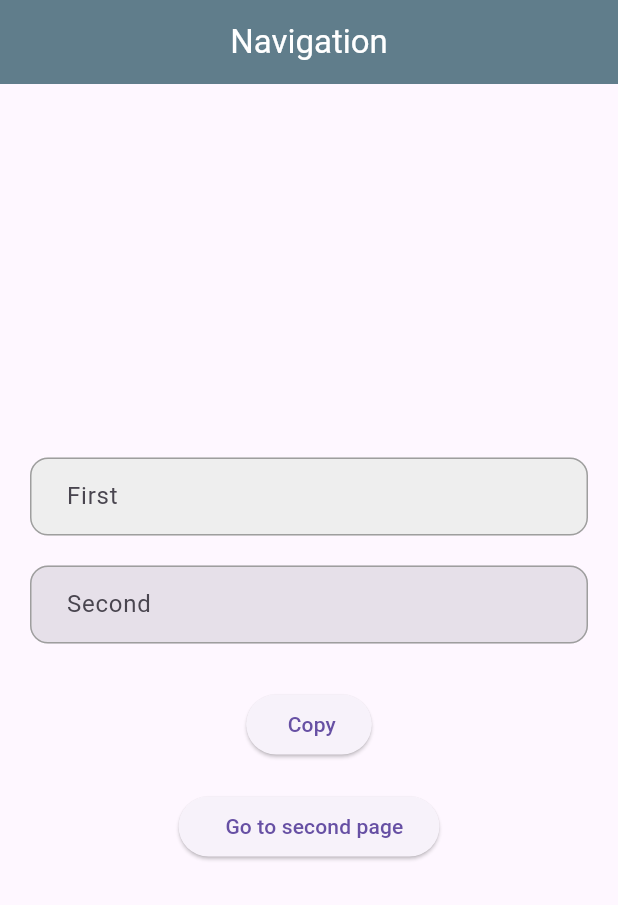
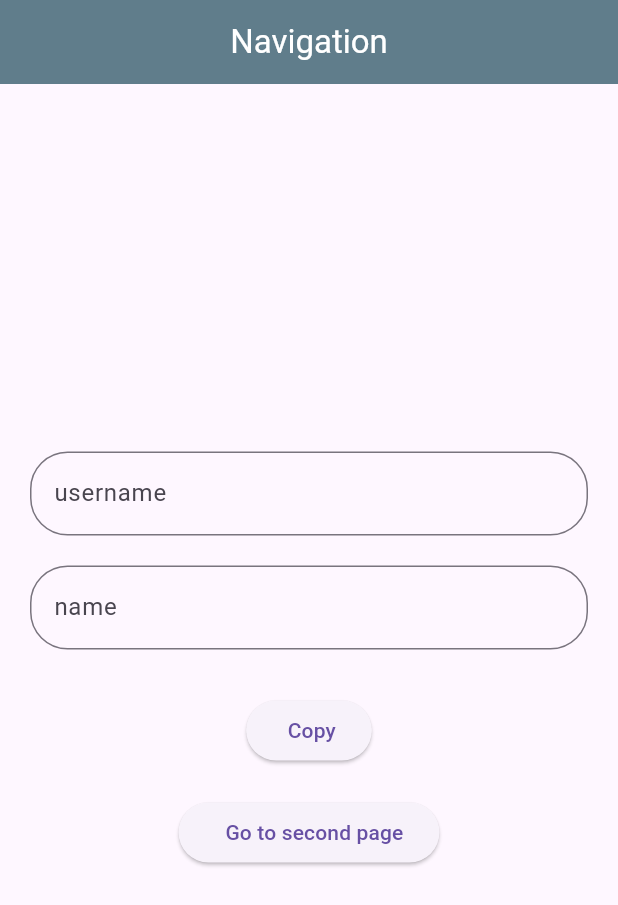
Before and after one commit to ahmedbawzir12-png/flutter_app1, a Flutter app: the screen it shows after launch, on a phone screen of 412 x 824 dp. Shown: the top 905 px of the screen. Run offline on Flutter 3.47's test engine with Material 3 defaults, Android fonts, the phone set to English and light mode, and no system bars.

Commit message:
last update

```diff
--- a/lib/main.dart
+++ b/lib/main.dart
@@ -1,6 +1,5 @@
 import 'package:flutter/material.dart';
 import 'secondpage.dart';
-
 
 void main() {
   runApp(const MyApp());
@@ -18,7 +17,7 @@ class MyApp extends StatelessWidget {
         appBar: AppBar(
           centerTitle: true,
           backgroundColor: Colors.blueGrey,
-          title: Text("Navigation",style: TextStyle(color: Colors.white),),
+          title: Text("Navigation", style: TextStyle(color: Colors.white)),
         ),
         body: Padding(
           padding: const EdgeInsets.all(20),
@@ -31,58 +30,34 @@ class MyApp extends StatelessWidget {
               return Column(
                 mainAxisAlignment: MainAxisAlignment.center,
                 children: [
-          // الحقل الأول
                   TextField(
                     controller: _c1,
                     decoration: InputDecoration(
-    filled: true,
-    fillColor: Colors.grey.shade200,        // خلفية خفيفة
-    labelText: " First",
                       border: OutlineInputBorder(
-      borderRadius: BorderRadius.circular(12), // حواف مستديرة
-      borderSide: const BorderSide(color: Colors.blue, width: 1),
+                        borderRadius: BorderRadius.circular(25),
                       ),
-    enabledBorder: OutlineInputBorder(
-      borderRadius: BorderRadius.circular(12),
-      borderSide: const BorderSide(color: Colors.grey, width: 1),
-    ),
-    focusedBorder: OutlineInputBorder(
-      borderRadius: BorderRadius.circular(12),
-      borderSide: const BorderSide(color: Colors.blue, width: 2),
-    ),
-    contentPadding: const EdgeInsets.symmetric(horizontal: 16, vertical: 14),
+                      labelText: "username",
                     ),
                   ),
 
                   const SizedBox(height: 20),
-
-// الحقل الثاني
                   TextField(
                     controller: _c2,
+                    readOnly: true,
                     decoration: InputDecoration(
-    filled: true,
-    //fillColor: Colors.grey.shade200,
-    labelText: " Second",
                       border: OutlineInputBorder(
-      borderRadius: BorderRadius.circular(12),
-      borderSide: const BorderSide(color: Colors.blue, width: 1),
+                        borderRadius: BorderRadius.circular(25),
                       ),
-    enabledBorder: OutlineInputBorder(
-      borderRadius: BorderRadius.circular(12),
-      borderSide: const BorderSide(color: Colors.grey, width: 1),
-    ),
-    focusedBorder: OutlineInputBorder(
-      borderRadius: BorderRadius.circular(12),
-      borderSide: const BorderSide(color: Colors.blue, width: 2),
-    ),
-    contentPadding: const EdgeInsets.symmetric(horizontal: 16, vertical: 14),
+                      labelText: "name",
                     ),
                   ),
 
                   const SizedBox(height: 30),
 
                   ElevatedButton(
-            onPressed: () { _c2.text = _c1.text; },
+                    onPressed: () {
+                      _c2.text = _c1.text;
+                    },
                     child: const Text(" Copy"),
                   ),
                   const SizedBox(height: 20),
@@ -90,7 +65,9 @@ const SizedBox(height: 30),
                     onPressed: () {
                       Navigator.push(
                         context,
-                MaterialPageRoute(builder: (context) => SecondPage(text: _c1.text)),
+                        MaterialPageRoute(
+                          builder: (context) => SecondPage(text: _c1.text),
+                        ),
                       );
                     },
                     child: const Text("  Go to second page"),
@@ -100,9 +77,7 @@ const SizedBox(height: 30),
             },
           ),
         ),
-
-        )
-
+      ),
     );
   }
 }
```
Lines whose indentation alone changed are shown as unchanged.
